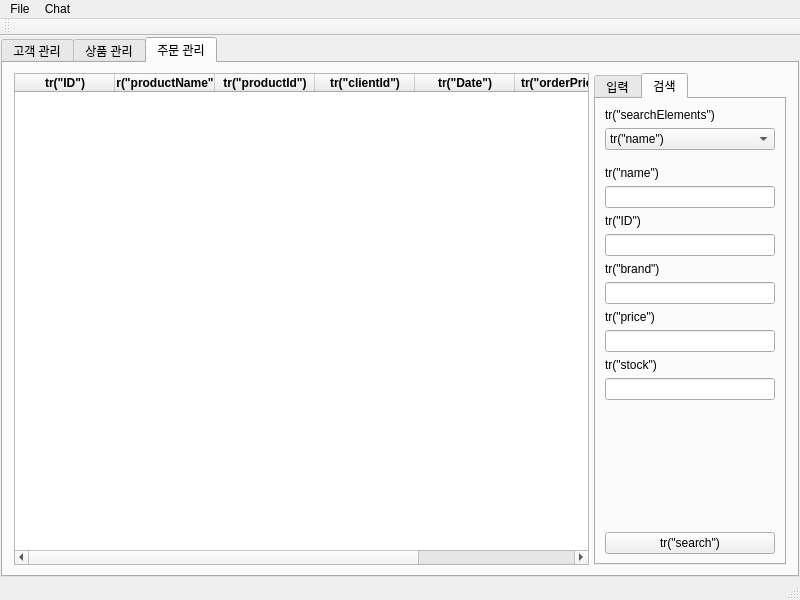
Before: the Qt Designer form CustomerProduct2Project/mainwindow.ui in SaintMonguss/Qt, drawn with Qt 5.
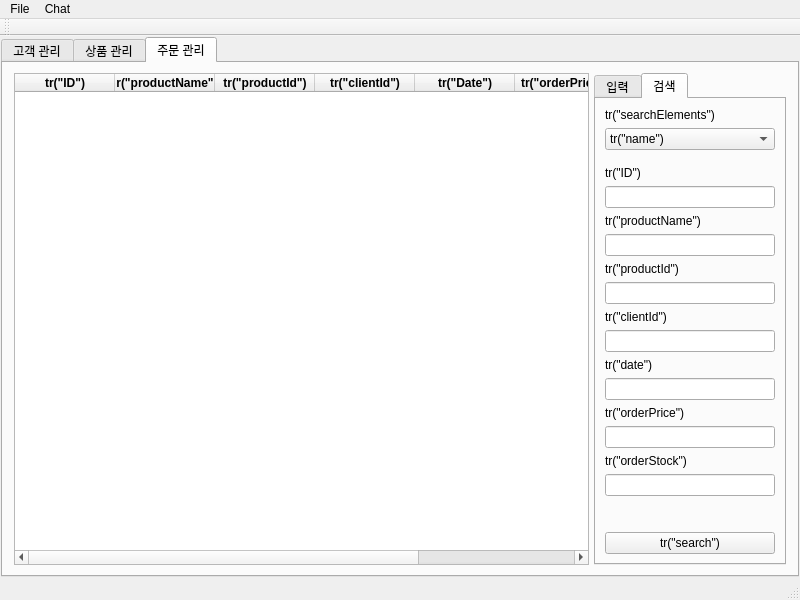
After: the same form once the commit is applied. The open tabs and pages were chosen to show the change.

```diff
--- a/CustomerProduct2Project/mainwindow.ui
+++ b/CustomerProduct2Project/mainwindow.ui
@@ -1316,29 +1316,6 @@
                   </property>
                  </spacer>
                 </item>
-                <item>
-                 <layout class="QVBoxLayout" name="verticalLayout_57">
-                  <property name="sizeConstraint">
-                   <enum>QLayout::SetDefaultConstraint</enum>
-                  </property>
-                  <item>
-                   <widget class="QLabel" name="label_51">
-                    <property name="sizePolicy">
-                     <sizepolicy hsizetype="Expanding" vsizetype="Maximum">
-                      <horstretch>0</horstretch>
-                      <verstretch>0</verstretch>
-                     </sizepolicy>
-                    </property>
-                    <property name="text">
-                     <string>tr(&quot;name&quot;)</string>
-                    </property>
-                   </widget>
-                  </item>
-                  <item>
-                   <widget class="QLineEdit" name="lineEdit_46"/>
-                  </item>
-                 </layout>
-                </item>
                 <item>
                  <layout class="QVBoxLayout" name="verticalLayout_58">
                   <item>
@@ -1357,12 +1334,58 @@
                   <item>
                    <widget class="QLineEdit" name="lineEdit_47">
                     <property name="readOnly">
-                     <bool>true</bool>
+                     <bool>false</bool>
                     </property>
                    </widget>
                   </item>
                  </layout>
                 </item>
+                <item>
+                 <layout class="QVBoxLayout" name="verticalLayout_57">
+                  <property name="sizeConstraint">
+                   <enum>QLayout::SetDefaultConstraint</enum>
+                  </property>
+                  <item>
+                   <widget class="QLabel" name="label_51">
+                    <property name="sizePolicy">
+                     <sizepolicy hsizetype="Expanding" vsizetype="Maximum">
+                      <horstretch>0</horstretch>
+                      <verstretch>0</verstretch>
+                     </sizepolicy>
+                    </property>
+                    <property name="text">
+                     <string>tr(&quot;productName&quot;)</string>
+                    </property>
+                   </widget>
+                  </item>
+                  <item>
+                   <widget class="QLineEdit" name="lineEdit_46"/>
+                  </item>
+                 </layout>
+                </item>
+                <item>
+                 <layout class="QVBoxLayout" name="verticalLayout_64">
+                  <property name="sizeConstraint">
+                   <enum>QLayout::SetDefaultConstraint</enum>
+                  </property>
+                  <item>
+                   <widget class="QLabel" name="label_58">
+                    <property name="sizePolicy">
+                     <sizepolicy hsizetype="Expanding" vsizetype="Maximum">
+                      <horstretch>0</horstretch>
+                      <verstretch>0</verstretch>
+                     </sizepolicy>
+                    </property>
+                    <property name="text">
+                     <string>tr(&quot;productId&quot;)</string>
+                    </property>
+                   </widget>
+                  </item>
+                  <item>
+                   <widget class="QLineEdit" name="lineEdit_53"/>
+                  </item>
+                 </layout>
+                </item>
                 <item>
                  <layout class="QVBoxLayout" name="verticalLayout_59">
                   <item>
@@ -1374,7 +1397,7 @@
                      </sizepolicy>
                     </property>
                     <property name="text">
-                     <string>tr(&quot;brand&quot;)</string>
+                     <string>tr(&quot;clientId&quot;)</string>
                     </property>
                    </widget>
                   </item>
@@ -1394,7 +1417,7 @@
                      </sizepolicy>
                     </property>
                     <property name="text">
-                     <string>tr(&quot;price&quot;)</string>
+                     <string>tr(&quot;date&quot;)</string>
                     </property>
                    </widget>
                   </item>
@@ -1414,7 +1437,7 @@
                      </sizepolicy>
                     </property>
                     <property name="text">
-                     <string>tr(&quot;stock&quot;)</string>
+                     <string>tr(&quot;orderPrice&quot;)</string>
                     </property>
                    </widget>
                   </item>
@@ -1423,6 +1446,26 @@
                   </item>
                  </layout>
                 </item>
+                <item>
+                 <layout class="QVBoxLayout" name="verticalLayout_65">
+                  <item>
+                   <widget class="QLabel" name="label_59">
+                    <property name="sizePolicy">
+                     <sizepolicy hsizetype="Expanding" vsizetype="Maximum">
+                      <horstretch>0</horstretch>
+                      <verstretch>0</verstretch>
+                     </sizepolicy>
+                    </property>
+                    <property name="text">
+                     <string>tr(&quot;orderStock&quot;)</string>
+                    </property>
+                   </widget>
+                  </item>
+                  <item>
+                   <widget class="QLineEdit" name="lineEdit_54"/>
+                  </item>
+                 </layout>
+                </item>
                 <item>
                  <spacer name="verticalSpacer_15">
                   <property name="orientation">
```
Left out of the diff: 305 changed lines with no effect on the pictures.
